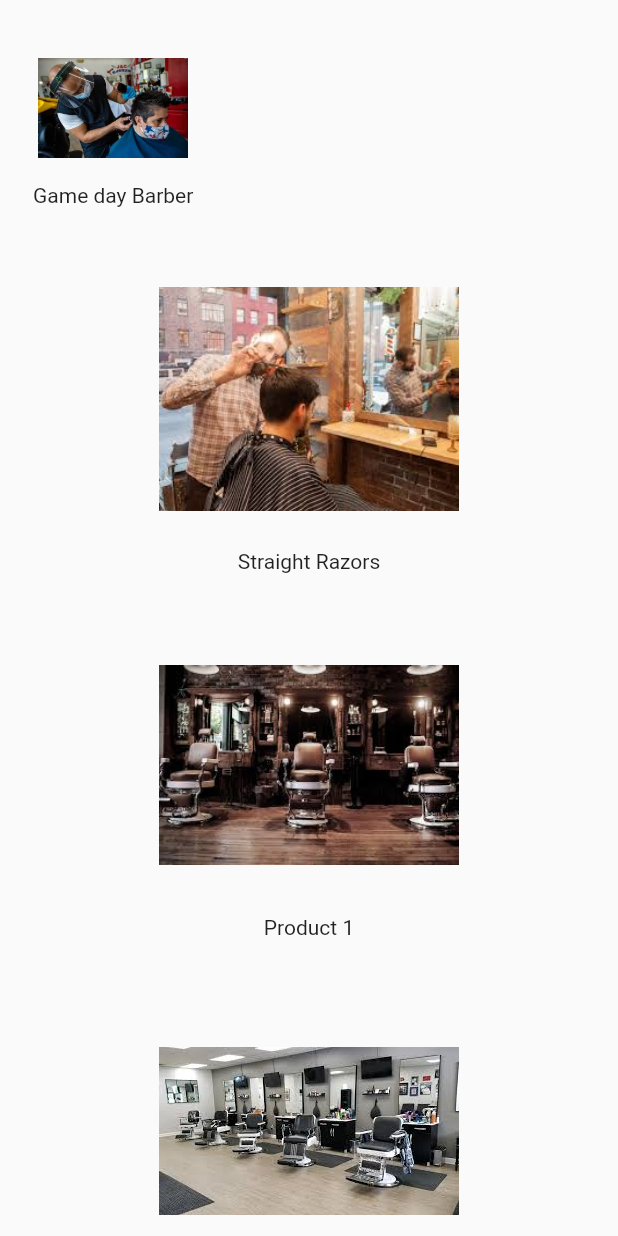
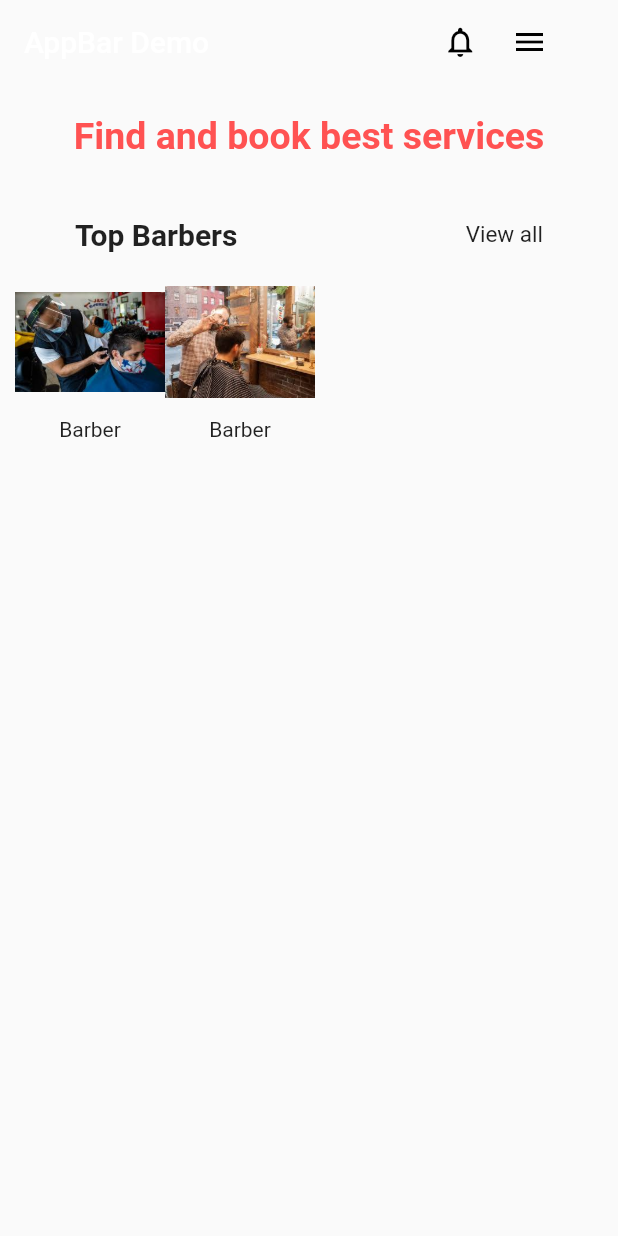
Before and after one commit to SabihSK/Flutter-Apps, a Flutter app: the screen it shows after launch, on a phone screen of 412 x 824 dp. Run offline on Flutter 3.47's test engine with Material 2 defaults, Android fonts, the phone set to English and light mode, and no system bars.

```diff
--- a/listView/listView/lib/home.dart
+++ b/listView/listView/lib/home.dart
@@ -12,110 +12,91 @@ class _HomeState extends State<Home> {
   @override
   Widget build(BuildContext context) {
     return Scaffold(
-      body: ListView(
-        padding: const EdgeInsets.all(8),
-        children: <Widget>[
-          Padding(
-            padding: EdgeInsets.all(14.0),
-            child: Row(
-              children: [
-                Column(
-                  mainAxisAlignment: MainAxisAlignment.center,
-                  children: <Widget>[
-                    Image.asset(
-                      'assets/images/images.jpg',
-                      height: 100,
-                      width: 100,
+      appBar: AppBar(
+        title: const Text('AppBar Demo'),
+        elevation: 0.0,
+        backgroundColor: Color(0xFFFFFFFF).withOpacity(0.0),
+        actions: <Widget>[
+          IconButton(
+            icon: const Icon(Icons.notifications_none_outlined),
+            color: Colors.black,
+            padding: EdgeInsets.only(right: 20.3),
+            tooltip: 'Show Snackbar',
+            onPressed: () {},
           ),
-                    Text('Game day Barber'),
-                  ],
+          IconButton(
+            icon: const Icon(Icons.menu),
+            color: Colors.black,
+            padding: EdgeInsets.only(right: 47.0),
+            tooltip: 'Next page',
+            onPressed: () {},
           ),
         ],
       ),
+      body: Column(
+        children: [
+          Container(
+            padding: EdgeInsets.only(top: 20.0),
+            child: Center(
+              child: Text(
+                "Find and book best services",
+                style: TextStyle(
+                    fontSize: 25.0,
+                    fontWeight: FontWeight.bold,
+                    color: Colors.redAccent),
               ),
-          Padding(
-            padding: EdgeInsets.all(14.0),
+            ),
+          ),
+          Row(
+            mainAxisAlignment: MainAxisAlignment.spaceBetween,
+            children: [
+              Container(
+                padding: EdgeInsets.only(left: 50.0, top: 40.0),
+                child: Text(
+                  "Top Barbers",
+                  style: TextStyle(fontSize: 20.0, fontWeight: FontWeight.bold),
+                ),
+              ),
+              Container(
+                  padding: EdgeInsets.only(right: 50.0, top: 40.0),
+                  child: Text("View all", style: TextStyle(fontSize: 15.0))),
+            ],
+          ),
+          ListView.builder(
+            shrinkWrap: true,
+            itemCount: 1,
+            itemBuilder: (BuildContext context, int index) {
+              return Container(
+                  padding: EdgeInsets.all(10.0),
+                  child: Row(
+                    children: [
+                      Container(
                         child: Column(
-              mainAxisAlignment: MainAxisAlignment.center,
-              children: <Widget>[
+                          children: [
                             Image.asset(
-                  'assets/images/images (1).jpg',
-                  height: 200,
-                  width: 200,
+                              "assets/images/images.jpg",
+                              height: 100.0,
+                              width: 100.0,
                             ),
-                Text('Straight Razors')
+                            Text("Barber")
                           ],
                         ),
                       ),
-          Padding(
-            padding: EdgeInsets.all(14.0),
+                      Container(
                         child: Column(
-              mainAxisAlignment: MainAxisAlignment.center,
-              children: <Widget>[
+                          children: [
                             Image.asset(
-                  'assets/images/download.jpg',
-                  height: 200,
-                  width: 200,
+                              "assets/images/images (1).jpg",
+                              height: 100.0,
+                              width: 100.0,
                             ),
-                Text('Product 1')
+                            Text("Barber")
                           ],
                         ),
-          ),
-          Padding(
-            padding: EdgeInsets.all(14.0),
-            child: Column(
-              mainAxisAlignment: MainAxisAlignment.center,
-              children: <Widget>[
-                Image.asset(
-                  'assets/images/download (1).jpg',
-                  height: 200,
-                  width: 200,
-                ),
-                Text('Product 2')
+                      )
                     ],
-            ),
-          ),
-          Padding(
-            padding: EdgeInsets.all(14.0),
-            child: Column(
-              mainAxisAlignment: MainAxisAlignment.center,
-              children: <Widget>[
-                Image.asset(
-                  'assets/images/download (2).jpg',
-                  height: 200,
-                  width: 200,
-                ),
-                Text('Product 3')
-              ],
-            ),
-          ),
-          Padding(
-            padding: EdgeInsets.all(14.0),
-            child: Column(
-              mainAxisAlignment: MainAxisAlignment.center,
-              children: <Widget>[
-                Image.asset(
-                  'assets/images/download (3).jpg',
-                  height: 200,
-                  width: 200,
-                ),
-                Text('Product 4')
-              ],
-            ),
-          ),
-          Padding(
-            padding: EdgeInsets.all(14.0),
-            child: Column(
-              mainAxisAlignment: MainAxisAlignment.center,
-              children: <Widget>[
-                Image.asset(
-                  'assets/images/download (1).jpg',
-                  height: 200,
-                  width: 200,
-                ),
-                Text('Product 5')
-              ],
-            ),
+                  ));
+            },
           ),
         ],
       ),
--- a/listView/listView/lib/main.dart
+++ b/listView/listView/lib/main.dart
@@ -9,6 +9,7 @@ class MyApp extends StatelessWidget {
   @override
   Widget build(BuildContext context) {
     return MaterialApp(
+      debugShowCheckedModeBanner: false,
       home: Home(),
     );
   }
```
Also changed, not shown: 1 other file. Lines whose indentation alone changed are shown as unchanged.
